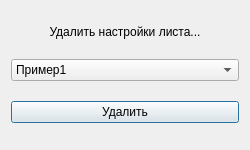
Before: the Qt Designer form ui/qt_designer/qt_ui_files/diplomUI_settings_del.ui in Viraremi/ulstu_praktik, drawn with Qt 5.
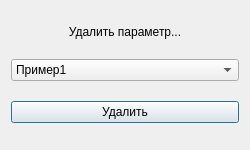
After: the same form once the commit is applied.

Commit message: Правки интерфейса

Diff of the .ui file:
```diff
--- a/ui/qt_designer/qt_ui_files/diplomUI_settings_del.ui
+++ b/ui/qt_designer/qt_ui_files/diplomUI_settings_del.ui
@@ -29,7 +29,7 @@
       </sizepolicy>
      </property>
      <property name="text">
-      <string>Удалить настройки листа...</string>
+      <string>Удалить параметр...</string>
      </property>
      <property name="alignment">
       <set>Qt::AlignCenter</set>
```
The commit also changes 7 other files.
